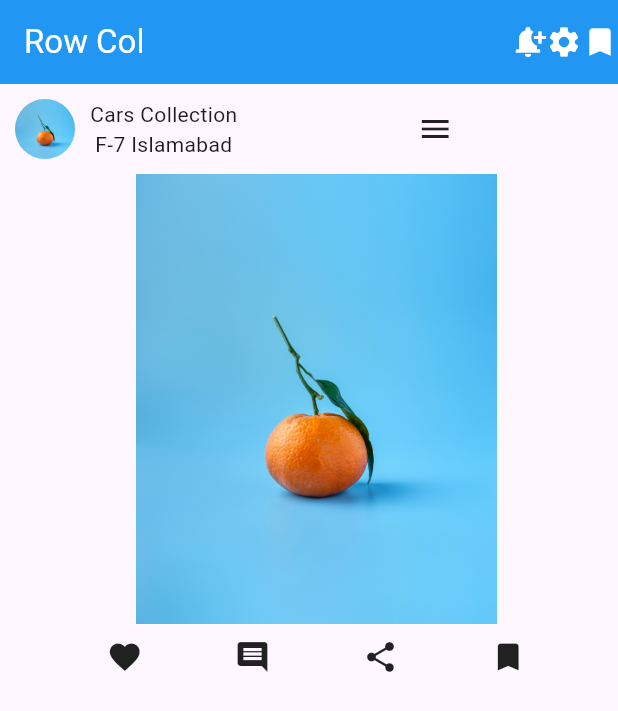
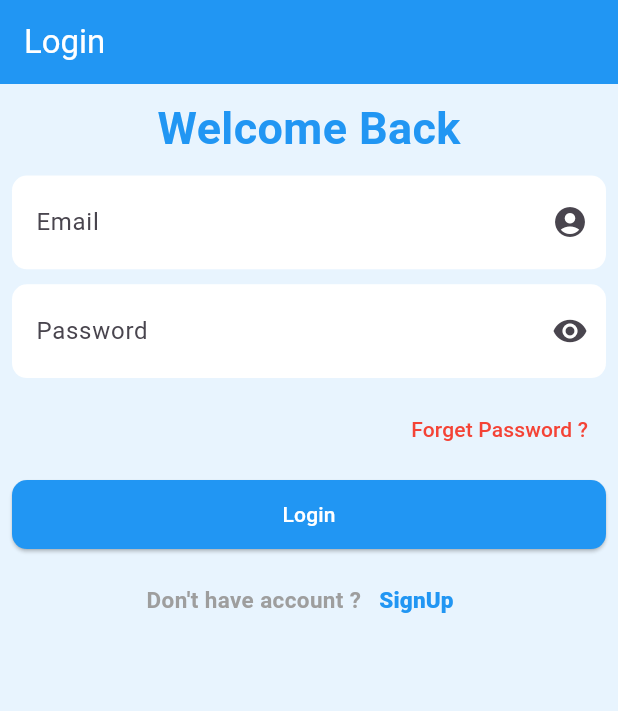
Before and after one commit to AbRehman536/asim_frontend, a Flutter app: the screen it shows after launch, on a phone screen of 412 x 824 dp. Shown: the top 711 px of the screen. Run offline on Flutter 3.47's test engine with Material 3 defaults, Android fonts, the phone set to English and light mode, and no system bars.

Commit message:
Text fields done

```diff
--- a/lib/main.dart
+++ b/lib/main.dart
@@ -1,5 +1,6 @@
 import 'package:asim_frontend/images.dart';
 import 'package:asim_frontend/row_col.dart';
+import 'package:asim_frontend/text_fields.dart';
 import 'package:flutter/material.dart';
 
 void main() {
@@ -32,7 +33,7 @@ class MyApp extends StatelessWidget {
         // tested with just a hot reload.
         colorScheme: ColorScheme.fromSeed(seedColor: Colors.deepPurple),
       ),
-      home: RowColScreen()
+      home: LoginScreen()
     );
   }
 }
--- /dev/null
+++ b/lib/text_fields.dart
@@ -0,0 +1,134 @@
+import 'package:flutter/material.dart';
+
+class LoginScreen extends StatefulWidget {
+  const LoginScreen({super.key});
+
+  @override
+  State<LoginScreen> createState() => _LoginScreenState();
+}
+
+class _LoginScreenState extends State<LoginScreen> {
+  TextEditingController emailController = TextEditingController();
+  TextEditingController passwordController = TextEditingController();
+  bool isPassword = true;
+  @override
+  Widget build(BuildContext context) {
+    return Scaffold(
+      backgroundColor: Colors.blue.withOpacity(0.1),
+      appBar: AppBar(
+        title: Text("Login"),
+        backgroundColor: Colors.blue,
+        foregroundColor: Colors.white,
+      ),
+      body: Padding(
+        padding: const EdgeInsets.all(8.0),
+        child: Column(
+          children: [
+            Text("Welcome Back",
+            style: TextStyle(
+              fontSize: 30,
+              fontWeight: FontWeight.bold,
+              color: Colors.blue
+            ),),
+            SizedBox(height: 10,),
+            TextField(
+              controller: emailController,
+              decoration: InputDecoration(
+                fillColor: Colors.white,
+                filled: true,
+                label: Text("Email"),
+                hint: Text("abdullah@gmail.com"),
+                prefix: Icon(Icons.email),
+                suffixIcon: Icon(Icons.account_circle),
+                border: OutlineInputBorder(
+                  borderRadius: BorderRadius.circular(10),
+                  borderSide: BorderSide.none
+                )
+              ),
+            ),
+            SizedBox(height: 10,),
+            TextField(
+              obscureText: isPassword,
+              controller: passwordController,
+              decoration: InputDecoration(
+                  fillColor: Colors.white,
+                  filled: true,
+                label: Text("Password"),
+                hint: Text("*********"),
+                prefix: Icon(Icons.lock),
+                suffixIcon: Icon(isPassword ? Icons.visibility : Icons.visibility_off),
+                  border: OutlineInputBorder(
+                    borderRadius: BorderRadius.circular(10),
+                      borderSide: BorderSide.none
+              ),
+              ),
+            onTap: (){
+                setState(() {
+                  isPassword = !isPassword;
+                });
+            },
+            ),
+            SizedBox(height: 10,),
+            Align(
+              alignment: Alignment.centerRight,
+              child: TextButton(onPressed: (){}, child: Text("Forget Password ?",
+              style: TextStyle(
+                color: Colors.red
+              ),)),
+            ),
+            SizedBox(height: 10,),
+            SizedBox(
+              width: double.infinity,
+              height: 46,
+              child: ElevatedButton(
+                  onPressed: (){
+                    if(emailController.text.isEmpty){
+                      ScaffoldMessenger.of(context)
+                          .showSnackBar(SnackBar(content: Text("Email is Required")));
+                      return;
+                    }
+                    if(passwordController.text.isEmpty){
+                      ScaffoldMessenger.of(context)
+                          .showSnackBar(SnackBar(content: Text("Password is Required")));
+                      return;
+                    }
+                    if(passwordController.text.length < 8){
+                      ScaffoldMessenger.of(context)
+                          .showSnackBar(SnackBar(content: Text("Password must be more than 8 digits")));
+                      return;
+                    }
+                    else{
+                      ScaffoldMessenger.of(context)
+                          .showSnackBar(SnackBar(content: Text("Login Successfully")));
+                    }
+                  },
+                  style: ElevatedButton.styleFrom(
+                    backgroundColor: Colors.blue,
+                    foregroundColor: Colors.white,
+                    shape: RoundedRectangleBorder(
+                      borderRadius: BorderRadius.circular(10)
+                    )
+                  ), child: Text("Login")),
+            ),
+            SizedBox(height: 10,),
+            Row(
+              mainAxisAlignment: MainAxisAlignment.center,
+              children: [
+                Text("Don't have account ?",style: TextStyle(
+                  color: Colors.grey,
+                  fontSize: 15,
+                  fontWeight: FontWeight.w600
+                ),),
+                TextButton(onPressed: (){}, child: Text("SignUp",style: TextStyle(
+                    color: Colors.blue,
+                    fontSize: 15,
+                    fontWeight: FontWeight.w900
+                ),))
+              ],
+            )
+          ],
+        ),
+      ),
+    );
+  }
+}
```
